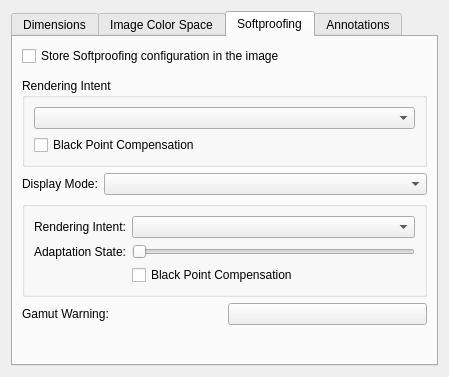
Qt form libs/ui/forms/wdgimageproperties.ui (KDE/krita) before a commit.
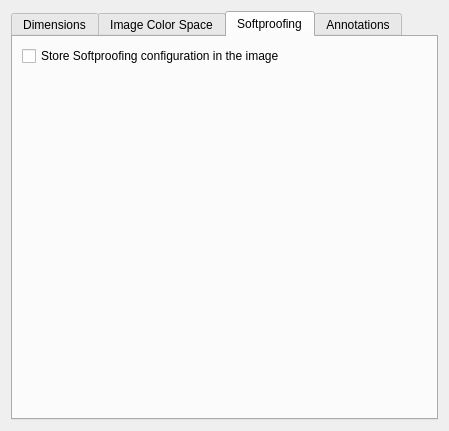
The same form after that commit. The open tabs and pages were chosen to show the change. Custom widgets are drawn as their Qt base class.

Commit message: Refactor color proofing configuration

The edit to the form file:
```diff
--- a/libs/ui/forms/wdgimageproperties.ui
+++ b/libs/ui/forms/wdgimageproperties.ui
@@ -11,7 +11,7 @@
     <x>0</x>
     <y>0</y>
     <width>449</width>
-    <height>377</height>
+    <height>431</height>
    </rect>
   </property>
   <property name="windowTitle">
@@ -280,121 +280,7 @@
         </widget>
        </item>
        <item>
-        <widget class="KisColorSpaceSelector" name="proofSpaceSelector" native="true"/>
-       </item>
-       <item>
-        <widget class="QGroupBox" name="groupBox">
-         <property name="title">
-          <string>Rendering Intent</string>
-         </property>
-         <layout class="QFormLayout" name="formLayout_2">
-          <item row="0" column="0" colspan="2">
-           <widget class="QComboBox" name="cmbIntent">
-            <property name="currentIndex">
-             <number>-1</number>
-            </property>
-           </widget>
-          </item>
-          <item row="1" column="0">
-           <widget class="QCheckBox" name="ckbBlackPointComp">
-            <property name="toolTip">
-             <string>&lt;html&gt;&lt;head/&gt;&lt;body&gt;&lt;p&gt;Black Point compensation matches the darkest color of the source device to the darkest color of the destination device. Relative Colorimetric without Black Point Compensation will show the difference between the darkest values. With blackpoint compensation, black is black.&lt;/p&gt;&lt;/body&gt;&lt;/html&gt;</string>
-            </property>
-            <property name="text">
-             <string>Black Point Compensation</string>
-            </property>
-           </widget>
-          </item>
-         </layout>
-        </widget>
-       </item>
-       <item>
-        <layout class="QHBoxLayout" name="horizontalLayout_6">
-         <item>
-          <widget class="QLabel" name="label_6">
-           <property name="sizePolicy">
-            <sizepolicy hsizetype="Preferred" vsizetype="Preferred">
-             <horstretch>0</horstretch>
-             <verstretch>0</verstretch>
-            </sizepolicy>
-           </property>
-           <property name="text">
-            <string>Display Mode:</string>
-           </property>
-          </widget>
-         </item>
-         <item>
-          <widget class="QComboBox" name="cmbDisplayTransformState">
-           <property name="sizePolicy">
-            <sizepolicy hsizetype="MinimumExpanding" vsizetype="Fixed">
-             <horstretch>0</horstretch>
-             <verstretch>0</verstretch>
-            </sizepolicy>
-           </property>
-          </widget>
-         </item>
-        </layout>
-       </item>
-       <item>
-        <widget class="QGroupBox" name="grbDisplayConversion">
-         <layout class="QFormLayout" name="formLayout_3">
-          <item row="2" column="1">
-           <widget class="QComboBox" name="cmbDisplayIntent"/>
-          </item>
-          <item row="4" column="1">
-           <widget class="QCheckBox" name="chkDisplayBlackPointCompensation">
-            <property name="text">
-             <string>Black Point Compensation</string>
-            </property>
-           </widget>
-          </item>
-          <item row="2" column="0">
-           <widget class="QLabel" name="label_5">
-            <property name="text">
-             <string>Rendering Intent:</string>
-            </property>
-           </widget>
-          </item>
-          <item row="3" column="1">
-           <widget class="QSlider" name="sldAdaptationState">
-            <property name="toolTip">
-             <string>&lt;html&gt;&lt;head/&gt;&lt;body&gt;&lt;p&gt;Set how much you wish to correct the adaptation state. This will affect how &lt;span style=&quot; font-style:italic;&quot;&gt;Absolute Colorimetric&lt;/span&gt; changes the whites of your image. In Layman's terms: how much do you wish to have the color management correct the paper-color to screen white while using &lt;span style=&quot; font-style:italic;&quot;&gt;Absolute Colorimetric&lt;/span&gt;?&lt;/p&gt;&lt;/body&gt;&lt;/html&gt;</string>
-            </property>
-            <property name="orientation">
-             <enum>Qt::Horizontal</enum>
-            </property>
-           </widget>
-          </item>
-          <item row="3" column="0">
-           <widget class="QLabel" name="lblAdaptationState">
-            <property name="text">
-             <string>Adaptation State:</string>
-            </property>
-            <property name="alignment">
-             <set>Qt::AlignRight|Qt::AlignTrailing|Qt::AlignVCenter</set>
-            </property>
-           </widget>
-          </item>
-         </layout>
-        </widget>
-       </item>
-       <item>
-        <layout class="QHBoxLayout" name="horizontalLayout_3">
-         <item>
-          <widget class="QLabel" name="lblGamutWarning">
-           <property name="text">
-            <string>Gamut Warning:</string>
-           </property>
-          </widget>
-         </item>
-         <item>
-          <widget class="KisColorButton" name="gamutAlarm">
-           <property name="text">
-            <string/>
-           </property>
-          </widget>
-         </item>
-        </layout>
+        <widget class="KisProofingOptionsWidget" name="wdgProofingOptions" native="true"/>
        </item>
        <item>
         <spacer name="verticalSpacer">
@@ -404,7 +290,7 @@
          <property name="sizeHint" stdset="0">
           <size>
            <width>20</width>
-           <height>40</height>
+           <height>0</height>
           </size>
          </property>
         </spacer>
@@ -457,12 +343,6 @@
   </layout>
  </widget>
  <customwidgets>
-  <customwidget>
-   <class>KisDoubleSliderSpinBox</class>
-   <extends>QDoubleSpinBox</extends>
-   <header location="global">kis_slider_spin_box.h</header>
-   <container>1</container>
-  </customwidget>
   <customwidget>
    <class>KisColorButton</class>
    <extends>QPushButton</extends>
@@ -474,12 +354,24 @@
    <header>widgets/kis_color_space_selector.h</header>
    <container>1</container>
   </customwidget>
+  <customwidget>
+   <class>KisDoubleSliderSpinBox</class>
+   <extends>QDoubleSpinBox</extends>
+   <header location="global">kis_slider_spin_box.h</header>
+   <container>1</container>
+  </customwidget>
   <customwidget>
    <class>KisWarningWidget</class>
    <extends>QWidget</extends>
    <header>widgets/KisWarningWidget.h</header>
    <container>1</container>
   </customwidget>
+  <customwidget>
+   <class>KisProofingOptionsWidget</class>
+   <extends>QWidget</extends>
+   <header location="global">KisProofingOptionsWidget.h</header>
+   <container>1</container>
+  </customwidget>
  </customwidgets>
  <resources/>
  <connections/>
```
Left out of the diff: 20 changed lines with no effect on the pictures. The commit also changes 34 other files.
